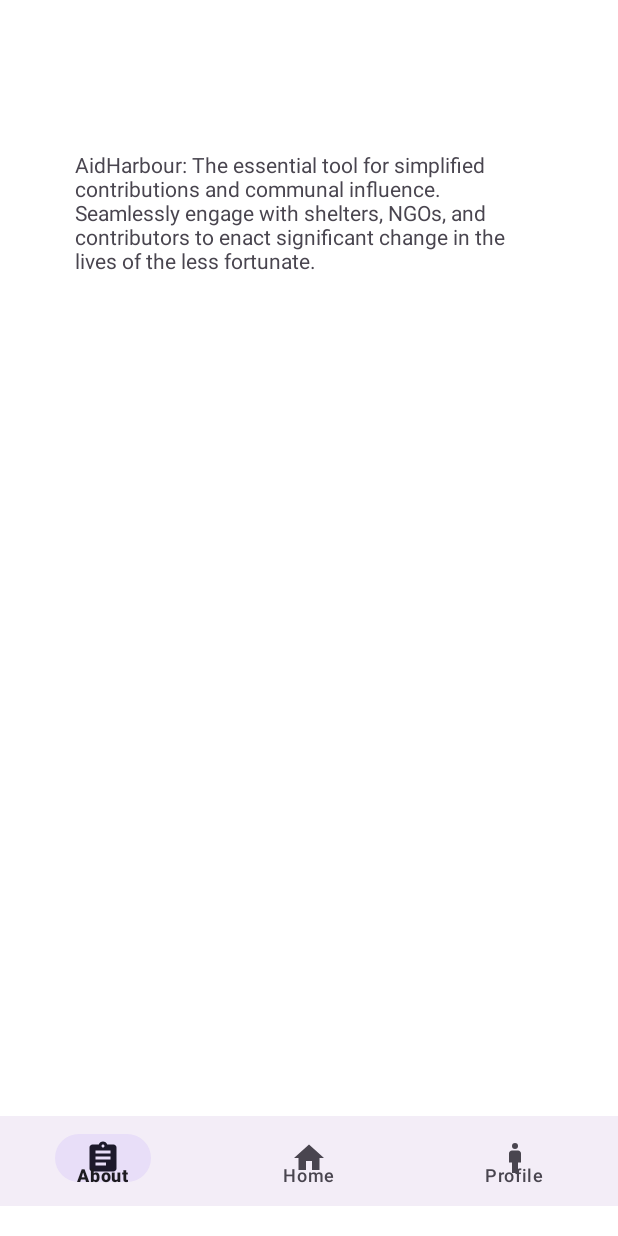
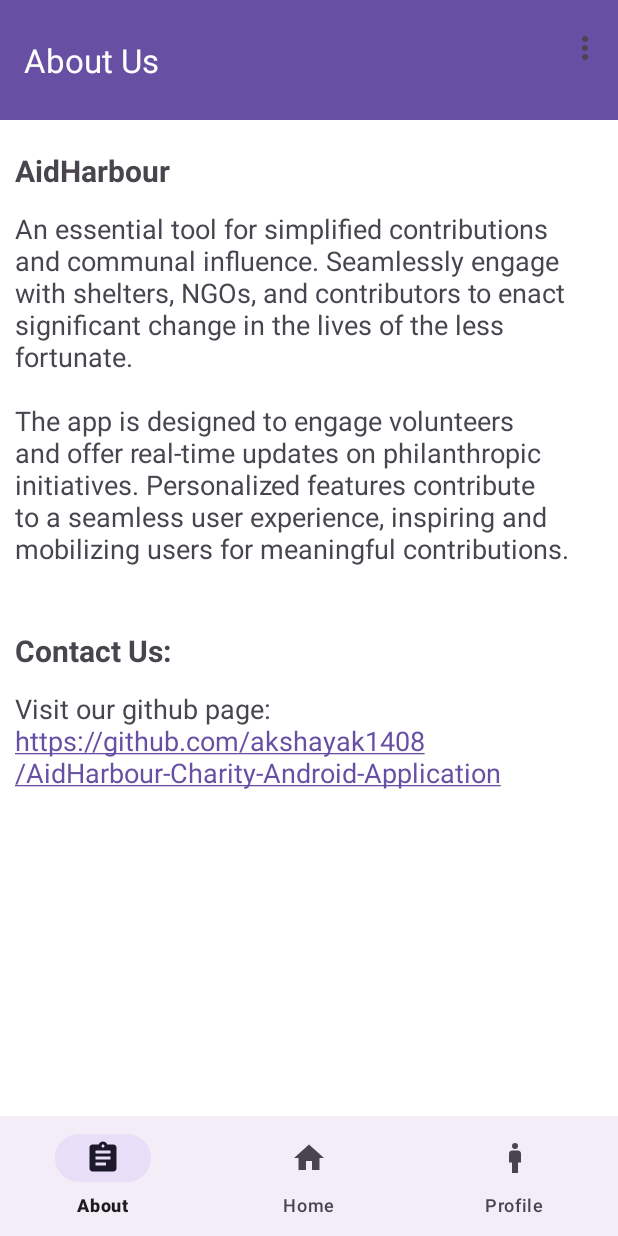
Before and after one commit to akshayak1408/AidHarbour-Charity-Android-Application, an Android app: the fragment AboutFragment placed in its activity, on a phone screen of 412 x 824 dp. Run offline under Robolectric (Android 15) with nearby library versions, the phone set to English and light mode, and no system bars.

Commit message:
Updated about page

```diff
--- a/AndroidStudioProjects/AidHarbour/app/src/main/AndroidManifest.xml
+++ b/AndroidStudioProjects/AidHarbour/app/src/main/AndroidManifest.xml
@@ -1,6 +1,7 @@
 <?xml version="1.0" encoding="utf-8"?>
 <manifest xmlns:android="http://schemas.android.com/apk/res/android"
     xmlns:tools="http://schemas.android.com/tools">
+    <uses-permission android:name="android.permission.INTERNET" />
 
     <application
         android:allowBackup="true"
--- a/AndroidStudioProjects/AidHarbour/app/src/main/java/com/example/aidharbour/AboutFragment.kt
+++ b/AndroidStudioProjects/AidHarbour/app/src/main/java/com/example/aidharbour/AboutFragment.kt
@@ -1,33 +1,20 @@
 package com.example.aidharbour
 
+import android.content.Intent
+import android.net.Uri
 import android.os.Bundle
 import androidx.appcompat.app.AppCompatActivity
 import androidx.fragment.app.Fragment
 import android.view.LayoutInflater
 import android.view.View
 import android.view.ViewGroup
+import android.widget.TextView
 import androidx.appcompat.widget.Toolbar
-import android.view.Menu
-import android.view.MenuInflater
-import com.google.android.material.bottomnavigation.BottomNavigationView
-import android.util.Log
-import android.widget.ImageView
-import android.widget.PopupMenu
-import android.widget.Toast
-import java.lang.Exception
 
-// TODO: Rename parameter arguments, choose names that match
-// the fragment initialization parameters, e.g. ARG_ITEM_NUMBER
 private const val ARG_PARAM1 = "param1"
 private const val ARG_PARAM2 = "param2"
 
-/**
- * A simple [Fragment] subclass.
- * Use the [AboutFragment.newInstance] factory method to
- * create an instance of this fragment.
- */
 class AboutFragment : Fragment() {
-    // TODO: Rename and change types of parameters
     private var param1: String? = null
     private var param2: String? = null
 
@@ -43,20 +30,24 @@ class AboutFragment : Fragment() {
         inflater: LayoutInflater, container: ViewGroup?,
         savedInstanceState: Bundle?
     ): View? {
-        // Inflate the layout for this fragment
         return inflater.inflate(R.layout.fragment_about2, container, false)
+    }
+    override fun onViewCreated(view: View, savedInstanceState: Bundle?) {
+        super.onViewCreated(view, savedInstanceState)
+        val toolbar: Toolbar = view.findViewById(R.id.toolbar)
+        (activity as AppCompatActivity).setSupportActionBar(toolbar)
+        (activity as AppCompatActivity).supportActionBar?.title = "About Us"
+
+        val urlTextView: TextView = view.findViewById(R.id.urlTextView)
+        urlTextView.setOnClickListener {
+            val url = "https://github.com/akshayak1408/AidHarbour-Charity-Android-Application"
+            val intent = Intent(Intent.ACTION_VIEW)
+            intent.data = Uri.parse(url)
+            startActivity(intent)
+        }
     }
 
     companion object {
-        /**
-         * Use this factory method to create a new instance of
-         * this fragment using the provided parameters.
-         *
-         * @param param1 Parameter 1.
-         * @param param2 Parameter 2.
-         * @return A new instance of fragment AboutFragment.
-         */
-        // TODO: Rename and change types and number of parameters
         @JvmStatic
         fun newInstance(param1: String, param2: String) =
             AboutFragment().apply {
--- a/AndroidStudioProjects/AidHarbour/app/src/main/res/layout/activity_main.xml
+++ b/AndroidStudioProjects/AidHarbour/app/src/main/res/layout/activity_main.xml
@@ -18,13 +18,13 @@
     <com.google.android.material.bottomnavigation.BottomNavigationView
         android:id="@+id/bottomNav"
         android:layout_width="match_parent"
-        android:layout_height="60dp"
+        android:layout_height="wrap_content"
         android:layout_alignParentBottom="true"
-        android:layout_marginBottom="20dp"
+        android:layout_marginBottom="0dp"
+        android:scrollIndicators="left"
         app:layout_constraintBottom_toBottomOf="parent"
         app:layout_constraintEnd_toEndOf="parent"
         app:layout_constraintHorizontal_bias="0.5"
         app:layout_constraintStart_toStartOf="parent"
-        app:menu="@menu/my_menu"
-        android:scrollIndicators="left"/>
+        app:menu="@menu/my_menu" />
 </RelativeLayout>
--- a/AndroidStudioProjects/AidHarbour/app/src/main/res/layout/fragment_about2.xml
+++ b/AndroidStudioProjects/AidHarbour/app/src/main/res/layout/fragment_about2.xml
@@ -8,27 +8,69 @@
 
         <androidx.appcompat.widget.Toolbar
             android:id="@+id/toolbar"
-            android:layout_width="0dp"
-            android:layout_height="?attr/actionBarSize"
+            android:layout_width="match_parent"
+            android:layout_height="80dp"
             android:background="?attr/colorPrimary"
-            app:titleTextColor="@android:color/white"
+            app:layout_constraintEnd_toEndOf="parent"
+            app:layout_constraintStart_toStartOf="parent"
             app:layout_constraintTop_toTopOf="parent"
-            app:layout_constraintStart_toStartOf="parent"
-            app:layout_constraintEnd_toEndOf="parent" />
+            app:titleTextAppearance="@style/TextAppearance.AppCompat.Large"
+            app:titleTextColor="@android:color/white" />
 
         <TextView
             android:id="@+id/textView"
-            android:layout_width="wrap_content"
+            android:layout_width="399dp"
             android:layout_height="wrap_content"
-            android:layout_marginStart="50dp"
-            android:layout_marginTop="100dp"
+            android:layout_marginStart="10dp"
+            android:layout_marginTop="140dp"
             android:layout_marginEnd="50dp"
             android:layout_marginBottom="100dp"
-            android:text="AidHarbour: The essential tool for simplified contributions and communal influence.\nSeamlessly engage with shelters, NGOs, and contributors to enact significant change in the lives of the less fortunate."
+            android:text="An essential tool for simplified contributions and communal influence. Seamlessly engage with shelters, NGOs, and contributors to enact significant change in the lives of the less fortunate. \n\nThe app is designed to engage volunteers and offer real-time
+updates on philanthropic initiatives. Personalized features contribute to a seamless user experience,
+inspiring and mobilizing users for meaningful contributions."
+            android:textSize="18sp"
             app:layout_constraintBottom_toBottomOf="parent"
             app:layout_constraintEnd_toEndOf="parent"
             app:layout_constraintStart_toStartOf="parent"
             app:layout_constraintTop_toTopOf="parent" />
 
+        <TextView
+            android:id="@+id/textView2"
+            android:layout_width="wrap_content"
+            android:layout_height="wrap_content"
+            android:layout_marginStart="10dp"
+            android:layout_marginTop="100dp"
+            android:layout_marginEnd="50dp"
+            android:layout_marginBottom="100dp"
+            android:text="AidHarbour"
+            android:textSize="20sp"
+            android:textStyle="bold" />
+
+        <TextView
+            android:id="@+id/textView3"
+            android:layout_width="wrap_content"
+            android:layout_height="wrap_content"
+            android:layout_marginStart="10dp"
+            android:layout_marginTop="420dp"
+            android:layout_marginEnd="50dp"
+            android:layout_marginBottom="100dp"
+            android:text="Contact Us:"
+            android:textSize="20sp"
+            android:textStyle="bold" />
+
+        <TextView
+            android:id="@+id/urlTextView"
+            android:layout_width="wrap_content"
+            android:layout_height="wrap_content"
+            android:layout_marginStart="10dp"
+            android:layout_marginTop="460dp"
+            android:layout_marginEnd="50dp"
+            android:layout_marginBottom="100dp"
+            android:autoLink="web"
+            android:linksClickable="true"
+            android:text="Visit our github page: \nhttps://github.com/akshayak1408/AidHarbour-Charity-Android-Application"
+            android:textSize="18sp" />
+
+
 
 </FrameLayout>
```
